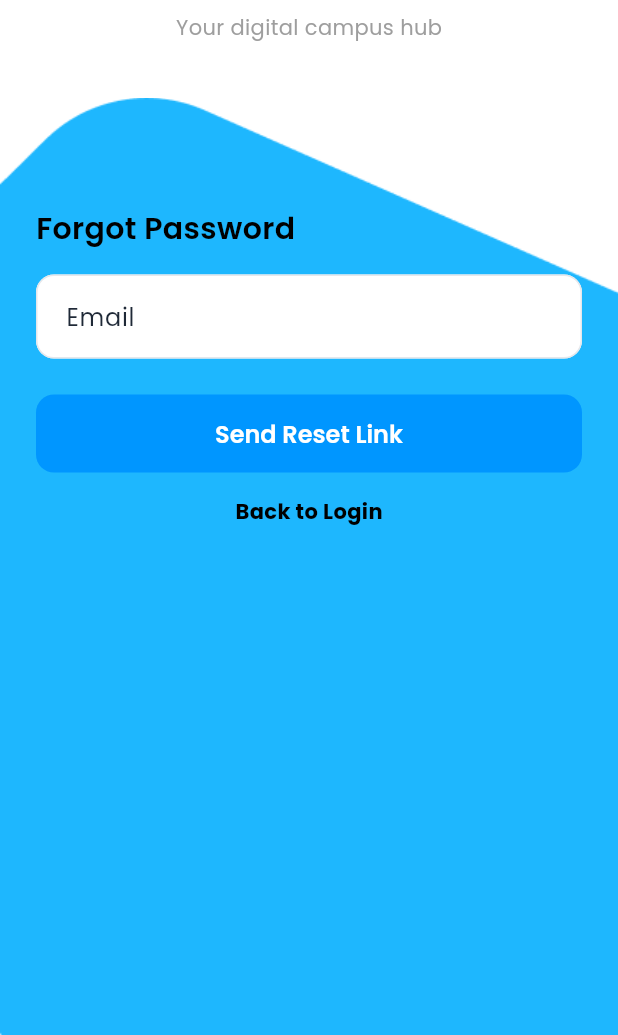
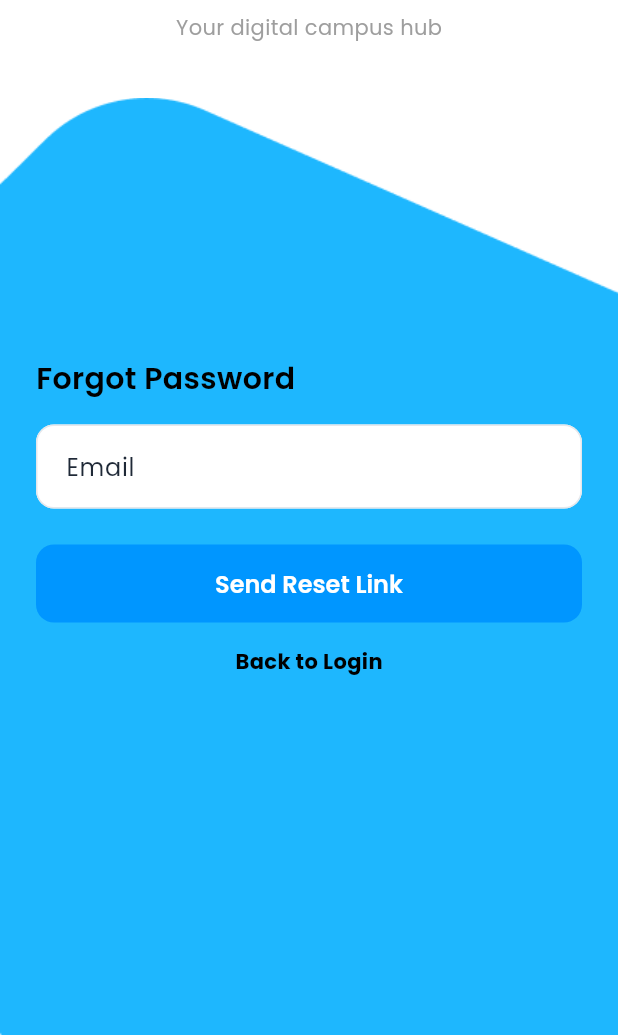
Before and after one commit to ShadaMaitexa/campus_connect_malabar, a Flutter app: the ForgotPasswordScreen screen opened directly, on a phone screen of 412 x 824 dp, the part 201-1236 px from its top. Run offline on Flutter 3.47's test engine with Material 3 defaults, Android fonts, the light colour scheme and no system bars; our stand-ins replace cloud_firestore, firebase_auth, firebase_core, google_fonts, image_picker; accounts and stored records are empty.

Commit message:
apk build

```diff
--- a/lib/auth/forgot_screen.dart
+++ b/lib/auth/forgot_screen.dart
@@ -54,8 +54,7 @@ class _ForgotPasswordScreenState extends State<ForgotPasswordScreen> {
 
   @override
   Widget build(BuildContext context) {
-    final theme = Theme.of(context);
-    final authProvider = Provider.of<AuthProvider>(context);
+
   final size = MediaQuery.of(context).size;
     return Scaffold(
       backgroundColor: Colors.white,
@@ -97,7 +96,7 @@ class _ForgotPasswordScreenState extends State<ForgotPasswordScreen> {
                 "Your digital campus hub",
                 style: TextStyle(color: Colors.grey),
               ),
-              const SizedBox(height: 20),
+              const SizedBox(height:120),
 
               /// Forgot Password Form
               Expanded(
```
